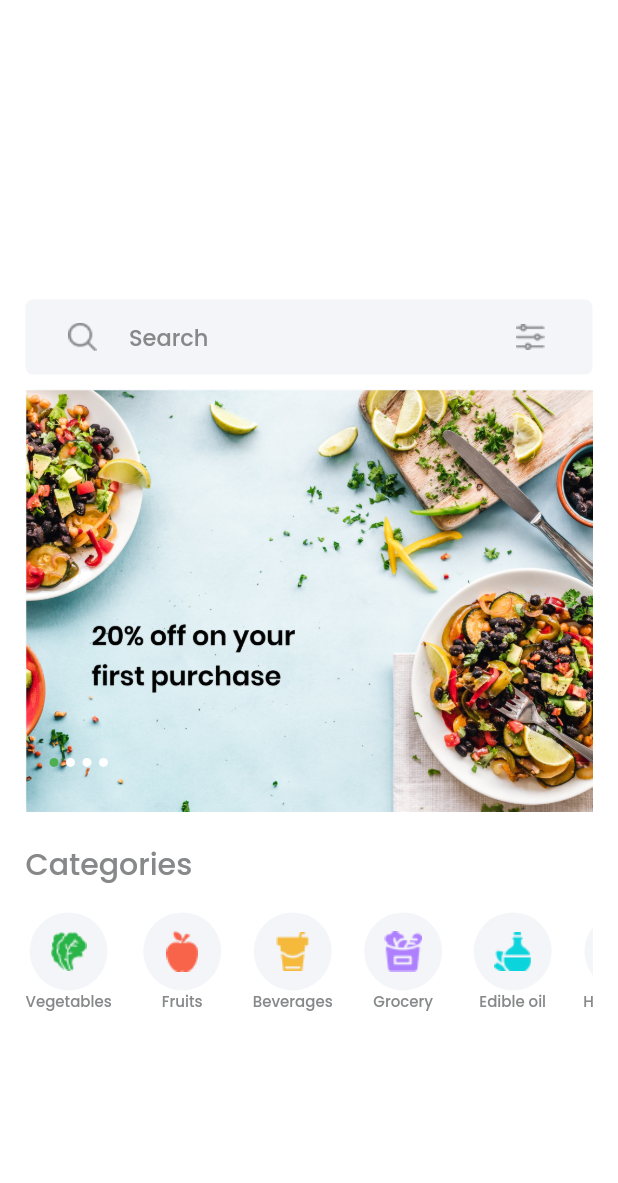
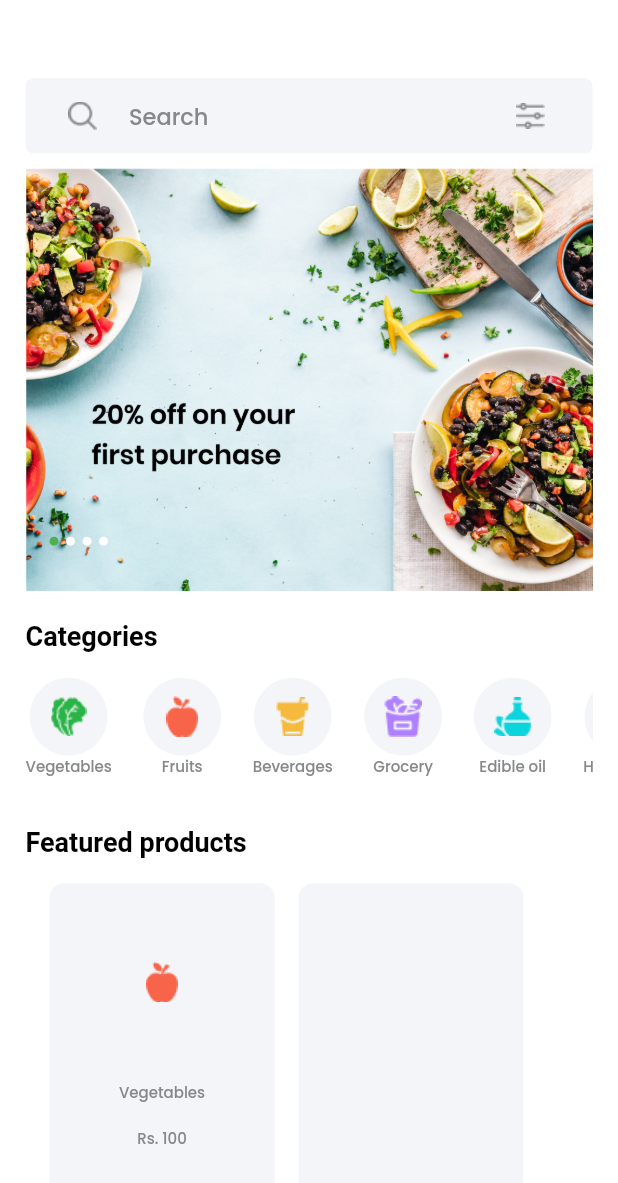
Before and after one commit to hammadkahn/E-Commerce-App, a Flutter app: the Home screen opened directly, on a phone screen of 412 x 824 dp. Shown: the top 1183 px of the screen. Run offline on Flutter 3.47's test engine with Material 2 defaults, Android fonts, the phone set to English and light mode, and no system bars; drawn by our look-alikes of carousel_slider, smooth_page_indicator; our stand-ins replace flutter_switch; Roboto replaces fonts that are missing (Poppins-SemiBold).

Commit message:
home in progress

```diff
--- a/lib/Screens/home.dart
+++ b/lib/Screens/home.dart
@@ -135,10 +135,10 @@ class _HomeState extends State<Home> {
                     child: Text("Categories",
                         textAlign: TextAlign.left,
                         style: TextStyle(
-                            fontSize: 20,
-                            fontWeight: FontWeight.w500,
-                            fontFamily: 'Poppins-Medium',
-                            color: Color(0xFF868889))),
+                            fontSize: 18,
+                            fontWeight: FontWeight.w600,
+                            fontFamily: 'Poppins-SemiBold',
+                            color: Color(0xFF000000))),
                   ),
                   SingleChildScrollView(
                     scrollDirection: Axis.horizontal,
@@ -282,6 +282,76 @@ class _HomeState extends State<Home> {
                           ]),
                     ),
                   ),
+                  Padding(
+                    padding: const EdgeInsets.only(top: 32),
+                    child: Text("Featured products",
+                        style: TextStyle(
+                            fontSize: 18,
+                            fontWeight: FontWeight.w600,
+                            fontFamily: 'Poppins-SemiBold',
+                            color: Color(0xFF000000))),
+                  ),
+                  Padding(
+                      padding: const EdgeInsets.only(top: 17),
+                      child: Container(
+                          height: 234,
+                          child: ListView(
+                              scrollDirection: Axis.horizontal,
+                              children: [
+                                Padding(
+                                  padding: const EdgeInsets.only(left: 16),
+                                  child: Container(
+                                    width: 150,
+                                    height: 200,
+                                    decoration: BoxDecoration(
+                                        color: const Color(0xffF4F5F9),
+                                        borderRadius:
+                                            BorderRadius.circular(10)),
+                                    child: Column(
+                                      children: [
+                                        Padding(
+                                          padding:
+                                              const EdgeInsets.only(top: 16),
+                                          child: Image.asset(
+                                            'assets/images/fruit.png',
+                                            height: 100,
+                                          ),
+                                        ),
+                                        Padding(
+                                          padding:
+                                              const EdgeInsets.only(top: 16),
+                                          child: Text("Vegetables",
+                                              style: TextStyle(
+                                                  fontSize: 10,
+                                                  fontWeight: FontWeight.w500,
+                                                  fontFamily: 'Poppins-Medium',
+                                                  color: Color(0xFF868889))),
+                                        ),
+                                        Padding(
+                                          padding:
+                                              const EdgeInsets.only(top: 16),
+                                          child: Text("Rs. 100",
+                                              style: TextStyle(
+                                                  fontSize: 10,
+                                                  fontWeight: FontWeight.w500,
+                                                  fontFamily: 'Poppins-Medium',
+                                                  color: Color(0xFF868889))),
+                                        ),
+                                      ],
+                                    ),
+                                  ),
+                                ),
+                                Padding(
+                                    padding: const EdgeInsets.only(left: 16),
+                                    child: Container(
+                                      width: 150,
+                                      height: 200,
+                                      decoration: BoxDecoration(
+                                          color: const Color(0xffF4F5F9),
+                                          borderRadius:
+                                              BorderRadius.circular(10)),
+                                    ))
+                              ])))
                 ],
               ),
             ),
```
